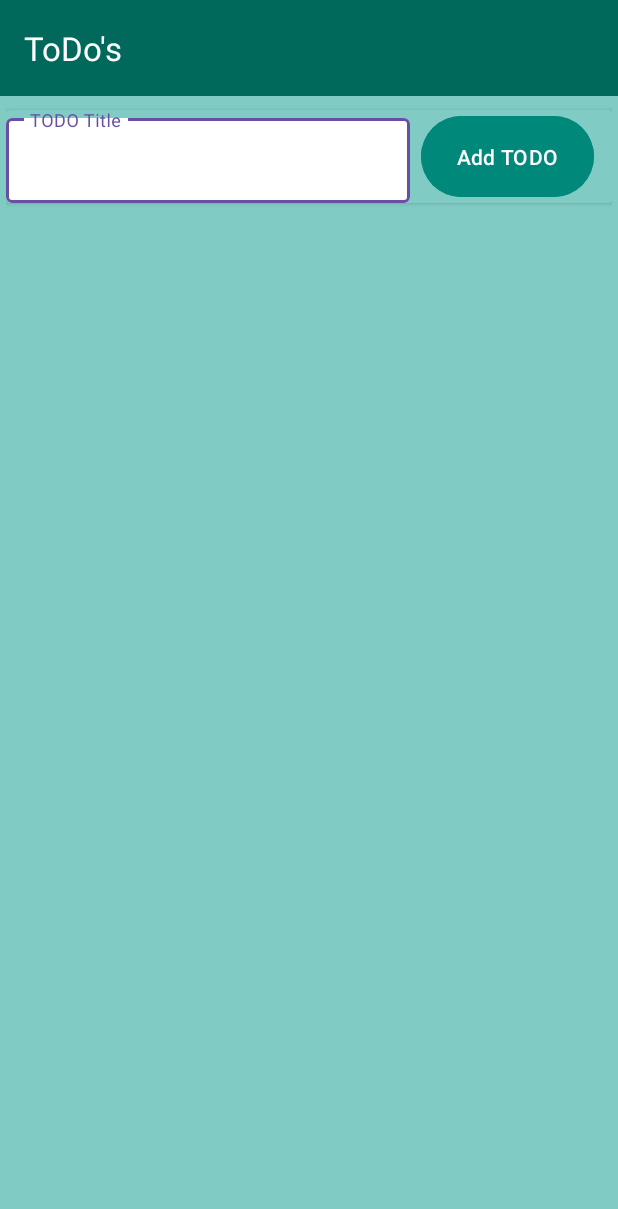
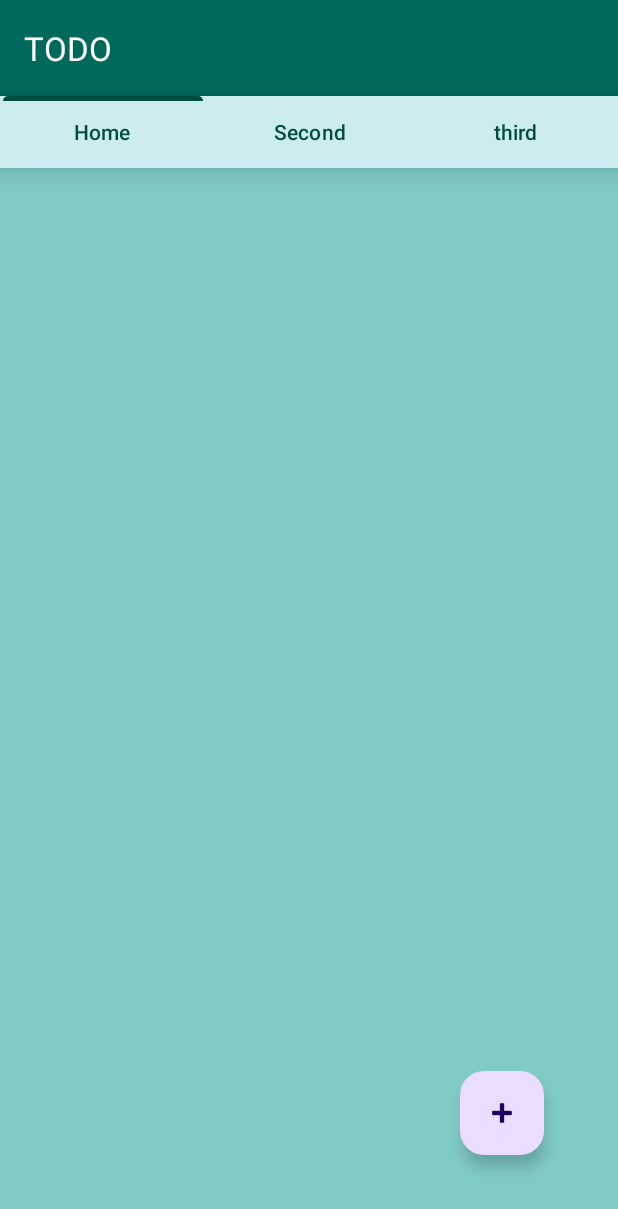
Before and after one commit to jpCoding003/TODO, an Android app: the screen it shows after launch (MainActivity), on a phone screen of 412 x 824 dp. Shown: the top 1209 px of the screen. Run offline under Robolectric (Android 15) with nearby library versions, the phone set to English and light mode, and no system bars.

Commit message:
Create new Todo

```diff
--- a/app/build.gradle.kts
+++ b/app/build.gradle.kts
@@ -40,6 +40,8 @@ android {
 
 dependencies {
 
+    //viewpager
+    implementation("androidx.viewpager2:viewpager2:1.1.0")
     implementation(libs.androidx.core.ktx)
     implementation(libs.androidx.appcompat)
     implementation(libs.material)
--- a/app/src/main/java/com/tops/todo/MainActivity.kt
+++ b/app/src/main/java/com/tops/todo/MainActivity.kt
@@ -5,11 +5,17 @@ import androidx.activity.enableEdgeToEdge
 import androidx.appcompat.app.AppCompatActivity
 import androidx.core.view.ViewCompat
 import androidx.core.view.WindowInsetsCompat
+import com.google.android.material.tabs.TabLayoutMediator
+import com.tops.todo.adapter.ViewPagerAdapter
 import com.tops.todo.databinding.ActivityMainBinding
+import com.tops.todo.fragment.HomeFragment
+import com.tops.todo.fragment.SecondFragment
+import com.tops.todo.fragment.ThirdFragment
 
 class MainActivity : AppCompatActivity() {
 
     private lateinit var binding: ActivityMainBinding
+    private lateinit var viewpageradapter: ViewPagerAdapter
     override fun onCreate(savedInstanceState: Bundle?) {
         super.onCreate(savedInstanceState)
         binding = ActivityMainBinding.inflate(layoutInflater)
@@ -21,5 +27,21 @@ class MainActivity : AppCompatActivity() {
             v.setPadding(systemBars.left, systemBars.top, systemBars.right, systemBars.bottom)
             insets
         }
+        val listoffragments = listOf(HomeFragment() , SecondFragment(), ThirdFragment())
+
+        viewpageradapter = ViewPagerAdapter(listoffragments,supportFragmentManager,lifecycle)
+
+        binding.viewPager.adapter = viewpageradapter
+
+        TabLayoutMediator( binding.tabLayout, binding.viewPager){
+            tab, viewpager->
+            tab.text = when(viewpager){
+
+                0-> "Home"
+                1-> "Second"
+                2-> "third"
+                else -> " "
+            }
+        }.attach()
     }
 }
--- /dev/null
+++ b/app/src/main/java/com/tops/todo/adapter/ViewPagerAdapter.kt
@@ -0,0 +1,14 @@
+package com.tops.todo.adapter
+
+import androidx.fragment.app.Fragment
+import androidx.fragment.app.FragmentManager
+import androidx.lifecycle.Lifecycle
+import androidx.viewpager2.adapter.FragmentStateAdapter
+
+class ViewPagerAdapter(private val fragments: List<Fragment>, fragmentManager: FragmentManager, lifecycle: Lifecycle):
+    FragmentStateAdapter(fragmentManager, lifecycle) {
+
+    override fun createFragment(position: Int): Fragment = fragments[position]
+
+    override fun getItemCount() = fragments.size
+}
--- a/app/src/main/java/com/tops/todo/fragment/HomeFragment.kt
+++ b/app/src/main/java/com/tops/todo/fragment/HomeFragment.kt
@@ -1,24 +1,16 @@
 package com.tops.todo.fragment
 
-import android.content.Context
-import android.database.sqlite.SQLiteDatabase
 import android.os.Bundle
 import androidx.fragment.app.Fragment
 import android.view.LayoutInflater
 import android.view.View
 import android.view.ViewGroup
-import androidx.appcompat.app.AppCompatActivity
-import androidx.recyclerview.widget.LinearLayoutManager
-import com.tops.todo.adapter.MyAdapter
 import com.tops.todo.databinding.FragmentHomeBinding
-import com.tops.todo.model.todoTitlt
-
 
 class HomeFragment : Fragment() {
+
     private lateinit var binding: FragmentHomeBinding
-    private lateinit var db: SQLiteDatabase
-    private  var Task = mutableListOf<todoTitlt>()
-    private lateinit var adapter: MyAdapter
+
     override fun onCreateView(
         inflater: LayoutInflater, container: ViewGroup?,
         savedInstanceState: Bundle?
@@ -27,50 +19,4 @@ class HomeFragment : Fragment() {
         return binding.root
     }
 
-    override fun onViewCreated(view: View, savedInstanceState: Bundle?) {
-        super.onViewCreated(view, savedInstanceState)
-        (activity as? AppCompatActivity)?.supportActionBar?.title = "ToDo's"
-        db = requireActivity().openOrCreateDatabase("TodoTask", Context.MODE_PRIVATE, null)
-        db.execSQL("CREATE TABLE IF NOT EXISTS TodoTask(id INTEGER PRIMARY KEY AUTOINCREMENT,title VARCHAR);")
-
-        //Load Data
-        val cursor1 = db.rawQuery("SELECT * FROM ToDoTask", null)
-        while (cursor1.moveToNext()){
-            val id = cursor1.getInt(0)
-            val Title = cursor1.getString(1)
-            if (Title.isNotEmpty()){
-                Task.add(todoTitlt(id,Title))
-            }
-        }
-        cursor1.close()
-
-
-        binding.rvToDoList.layoutManager = LinearLayoutManager(requireContext())
-        adapter = MyAdapter(Task){ itemToDelete->
-            db.execSQL("DELETE FROM ToDoTask WHERE id=?",arrayOf(itemToDelete.id))
-            val position = Task.indexOf(itemToDelete)
-            if (position != -1){
-                Task.removeAt(position)
-                adapter.notifyItemRemoved(position)
-            }
-        }
-        binding.rvToDoList.adapter = adapter
-
-
-        binding.btnAddTask.setOnClickListener {
-            if (binding.etTaskTitle.text.toString().isEmpty()){
-                binding.etTaskTitle.setError("Task Can't be Empty")
-                return@setOnClickListener
-            }else{
-                //insert into database
-                db.execSQL("INSERT INTO ToDoTask(title) VALUES(?);", arrayOf(binding.etTaskTitle.text.toString().trim()))
-               Task.add(todoTitlt(id,binding.etTaskTitle.text.toString().trim()))
-                binding.rvToDoList.adapter?.notifyItemInserted(Task.size - 1)
-
-
-
-                binding.etTaskTitle.text?.clear()
-            }
-        }
-    }
 }
--- /dev/null
+++ b/app/src/main/java/com/tops/todo/fragment/SecondFragment.kt
@@ -0,0 +1,60 @@
+package com.tops.todo.fragment
+
+import android.os.Bundle
+import androidx.fragment.app.Fragment
+import android.view.LayoutInflater
+import android.view.View
+import android.view.ViewGroup
+import com.tops.todo.R
+
+// TODO: Rename parameter arguments, choose names that match
+// the fragment initialization parameters, e.g. ARG_ITEM_NUMBER
+private const val ARG_PARAM1 = "param1"
+private const val ARG_PARAM2 = "param2"
+
+/**
+ * A simple [Fragment] subclass.
+ * Use the [SecondFragment.newInstance] factory method to
+ * create an instance of this fragment.
+ */
+class SecondFragment : Fragment() {
+    // TODO: Rename and change types of parameters
+    private var param1: String? = null
+    private var param2: String? = null
+
+    override fun onCreate(savedInstanceState: Bundle?) {
+        super.onCreate(savedInstanceState)
+        arguments?.let {
+            param1 = it.getString(ARG_PARAM1)
+            param2 = it.getString(ARG_PARAM2)
+        }
+    }
+
+    override fun onCreateView(
+        inflater: LayoutInflater, container: ViewGroup?,
+        savedInstanceState: Bundle?
+    ): View? {
+        // Inflate the layout for this fragment
+        return inflater.inflate(R.layout.fragment_second, container, false)
+    }
+
+    companion object {
+        /**
+         * Use this factory method to create a new instance of
+         * this fragment using the provided parameters.
+         *
+         * @param param1 Parameter 1.
+         * @param param2 Parameter 2.
+         * @return A new instance of fragment SecondFragment.
+         */
+        // TODO: Rename and change types and number of parameters
+        @JvmStatic
+        fun newInstance(param1: String, param2: String) =
+            SecondFragment().apply {
+                arguments = Bundle().apply {
+                    putString(ARG_PARAM1, param1)
+                    putString(ARG_PARAM2, param2)
+                }
+            }
+    }
+}
--- /dev/null
+++ b/app/src/main/java/com/tops/todo/fragment/ThirdFragment.kt
@@ -0,0 +1,60 @@
+package com.tops.todo.fragment
+
+import android.os.Bundle
+import androidx.fragment.app.Fragment
+import android.view.LayoutInflater
+import android.view.View
+import android.view.ViewGroup
+import com.tops.todo.R
+
+// TODO: Rename parameter arguments, choose names that match
+// the fragment initialization parameters, e.g. ARG_ITEM_NUMBER
+private const val ARG_PARAM1 = "param1"
+private const val ARG_PARAM2 = "param2"
+
+/**
+ * A simple [Fragment] subclass.
+ * Use the [ThirdFragment.newInstance] factory method to
+ * create an instance of this fragment.
+ */
+class ThirdFragment : Fragment() {
+    // TODO: Rename and change types of parameters
+    private var param1: String? = null
+    private var param2: String? = null
+
+    override fun onCreate(savedInstanceState: Bundle?) {
+        super.onCreate(savedInstanceState)
+        arguments?.let {
+            param1 = it.getString(ARG_PARAM1)
+            param2 = it.getString(ARG_PARAM2)
+        }
+    }
+
+    override fun onCreateView(
+        inflater: LayoutInflater, container: ViewGroup?,
+        savedInstanceState: Bundle?
+    ): View? {
+        // Inflate the layout for this fragment
+        return inflater.inflate(R.layout.fragment_third, container, false)
+    }
+
+    companion object {
+        /**
+         * Use this factory method to create a new instance of
+         * this fragment using the provided parameters.
+         *
+         * @param param1 Parameter 1.
+         * @param param2 Parameter 2.
+         * @return A new instance of fragment ThirdFragment.
+         */
+        // TODO: Rename and change types and number of parameters
+        @JvmStatic
+        fun newInstance(param1: String, param2: String) =
+            ThirdFragment().apply {
+                arguments = Bundle().apply {
+                    putString(ARG_PARAM1, param1)
+                    putString(ARG_PARAM2, param2)
+                }
+            }
+    }
+}
--- a/app/src/main/res/layout/activity_main.xml
+++ b/app/src/main/res/layout/activity_main.xml
@@ -16,13 +16,31 @@
         android:layout_width="match_parent"
         android:layout_height="wrap_content"/>
 
-    <androidx.fragment.app.FragmentContainerView
-        android:id="@+id/fragmentContainerView"
-        android:name="androidx.navigation.fragment.NavHostFragment"
+    <com.google.android.material.tabs.TabLayout
         android:layout_width="match_parent"
-        android:layout_height="match_parent"
-        app:defaultNavHost="true"
-        app:navGraph="@navigation/mobile_navigation" />
+        android:layout_height="wrap_content"
+        android:background="#CDECF0"
+        app:tabIndicatorGravity="top"
+        app:tabIndicatorColor="#004D40"
+        app:tabIndicatorFullWidth="true"
+        app:tabTextColor="#004D40"
+        android:elevation="10dp"
+        android:id="@+id/tabLayout"/>
+
+    <androidx.viewpager2.widget.ViewPager2
+        android:id="@+id/viewPager"
+        android:layout_width="match_parent"
+        android:background="#F0D4D4"
+        android:layout_height="match_parent"/>
+
+
+<!--    <androidx.fragment.app.FragmentContainerView-->
+<!--        android:id="@+id/fragmentContainerView"-->
+<!--        android:name="androidx.navigation.fragment.NavHostFragment"-->
+<!--        android:layout_width="match_parent"-->
+<!--        android:layout_height="match_parent"-->
+<!--        app:defaultNavHost="true"-->
+<!--        app:navGraph="@navigation/mobile_navigation" />-->
 
 
 </LinearLayout>
--- a/app/src/main/res/layout/fragment_home.xml
+++ b/app/src/main/res/layout/fragment_home.xml
@@ -1,57 +1,30 @@
 <?xml version="1.0" encoding="utf-8"?>
-<LinearLayout xmlns:android="http://schemas.android.com/apk/res/android"
+<RelativeLayout xmlns:android="http://schemas.android.com/apk/res/android"
     xmlns:tools="http://schemas.android.com/tools"
     android:layout_width="match_parent"
     android:layout_height="match_parent"
-    xmlns:app="http://schemas.android.com/apk/res-auto"
-    android:orientation="vertical"
     android:background="#80CBC4"
     tools:context=".fragment.HomeFragment"
     android:padding="4dp">
 
-        <androidx.cardview.widget.CardView
-            android:layout_width="match_parent"
-            android:layout_height="wrap_content"
-            android:backgroundTint="#80CBC4"
-            android:layout_marginTop="5dp"
-            android:elevation="5dp">
-
-            <LinearLayout
-                android:layout_width="match_parent"
-                android:layout_height="wrap_content"
-                android:orientation="horizontal">
-
-            <com.google.android.material.textfield.TextInputLayout
-                android:layout_width="0dp"
-                app:boxBackgroundMode="outline"
-                app:boxBackgroundColor="@color/white"
-                android:layout_height="wrap_content"
-                android:layout_weight="1">
-
-                <com.google.android.material.textfield.TextInputEditText
-                    android:id="@+id/etTaskTitle"
-                    android:layout_width="match_parent"
-                    android:layout_height="wrap_content"
-                    android:hint="TODO Title"
-                    android:textColor="@color/black"/>
-            </com.google.android.material.textfield.TextInputLayout>
-
-            <com.google.android.material.button.MaterialButton
-                android:id="@+id/btnAddTask"
-                android:backgroundTint="#00897B"
-                android:layout_marginStart="7dp"
-                android:layout_marginEnd="12dp"
-                android:layout_width="wrap_content"
-                android:layout_height="match_parent"
-                android:text="Add TODO"/>
-
-            </LinearLayout>
-        </androidx.cardview.widget.CardView>
 
     <androidx.recyclerview.widget.RecyclerView
         android:id="@+id/rvToDoList"
         android:layout_width="match_parent"
         android:layout_height="match_parent"
-        android:layout_marginTop="12dp"/>
+        android:layout_alignParentStart="true"
+        android:layout_alignParentTop="true"
+        android:layout_marginStart="0dp"
+        android:layout_marginTop="0dp" />
 
-</LinearLayout>
+    <com.google.android.material.floatingactionbutton.FloatingActionButton
+        android:id="@+id/btnaddToDo"
+        android:layout_width="wrap_content"
+        android:layout_height="wrap_content"
+        android:layout_alignParentEnd="true"
+        android:layout_alignParentBottom="true"
+        android:layout_marginEnd="45dp"
+        android:layout_marginBottom="50dp"
+        android:src="@android:drawable/ic_input_add" />
+
+</RelativeLayout>
--- a/gradle/libs.versions.toml
+++ b/gradle/libs.versions.toml
@@ -1,5 +1,5 @@
 [versions]
-agp = "8.11.0"
+agp = "8.11.1"
 kotlin = "2.0.21"
 coreKtx = "1.16.0"
 junit = "4.13.2"
```
Also changed, not shown: app/src/main/java/com/tops/todo/adapter/MyAdapter.kt (deleted, +0 -45 lines), app/src/main/java/com/tops/todo/viewmodels/TodoListViewModel.kt (added, +19 -0 lines), app/src/main/res/layout/fragment_second.xml (added, +10 -0 lines), app/src/main/res/layout/fragment_third.xml (added, +11 -0 lines).
